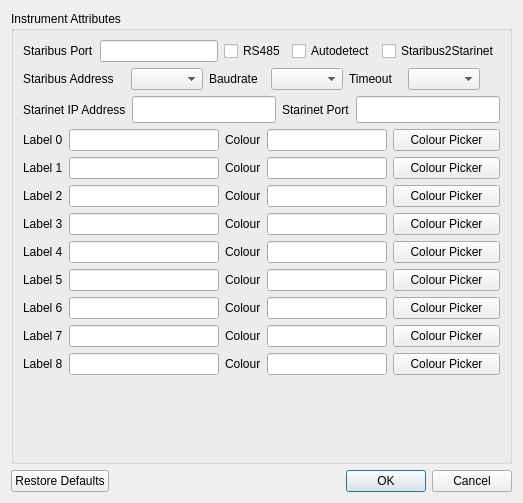
mhorn71/StarbaseMini, file ui/instrumentAttributes.ui: the form before one commit.
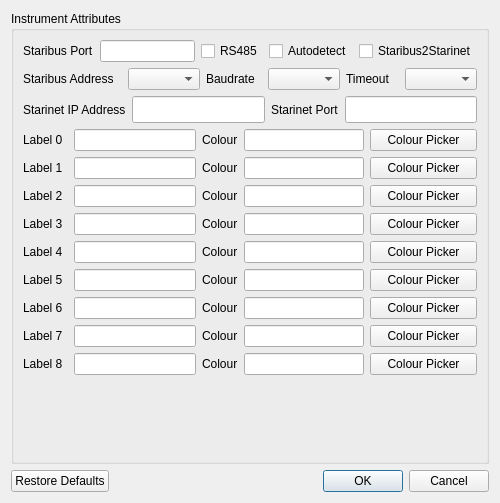
The form after the commit.

Commit message: Attempting to make instrument attributes dialog look better across platforms

Diff of the .ui file:
```diff
--- a/ui/instrumentAttributes.ui
+++ b/ui/instrumentAttributes.ui
@@ -6,7 +6,7 @@
    <rect>
     <x>0</x>
     <y>0</y>
-    <width>523</width>
+    <width>500</width>
     <height>503</height>
    </rect>
   </property>
@@ -34,23 +34,320 @@
      <property name="title">
       <string>Instrument Attributes</string>
      </property>
-     <layout class="QGridLayout" name="gridLayout_4">
-      <item row="3" column="0">
-       <spacer name="verticalSpacer_2">
-        <property name="orientation">
-         <enum>Qt::Vertical</enum>
-        </property>
-        <property name="sizeHint" stdset="0">
-         <size>
-          <width>20</width>
-          <height>40</height>
-         </size>
-        </property>
-       </spacer>
-      </item>
-      <item row="1" column="0">
        <layout class="QGridLayout" name="gridLayout">
-        <item row="0" column="0">
+      <item row="3" column="1">
+       <widget class="QLineEdit" name="Chan0LabelEdit">
+        <property name="minimumSize">
+         <size>
+          <width>120</width>
+          <height>0</height>
+         </size>
+        </property>
+        <property name="maximumSize">
+         <size>
+          <width>160</width>
+          <height>16777215</height>
+         </size>
+        </property>
+        <property name="maxLength">
+         <number>12</number>
+        </property>
+       </widget>
+      </item>
+      <item row="3" column="2">
+       <widget class="QLabel" name="label_13">
+        <property name="minimumSize">
+         <size>
+          <width>0</width>
+          <height>0</height>
+         </size>
+        </property>
+        <property name="text">
+         <string>Colour</string>
+        </property>
+       </widget>
+      </item>
+      <item row="3" column="3">
+       <widget class="QLineEdit" name="Chan0ColourLineEdit">
+        <property name="minimumSize">
+         <size>
+          <width>120</width>
+          <height>0</height>
+         </size>
+        </property>
+        <property name="maximumSize">
+         <size>
+          <width>120</width>
+          <height>16777215</height>
+         </size>
+        </property>
+        <property name="maxLength">
+         <number>7</number>
+        </property>
+       </widget>
+      </item>
+      <item row="3" column="4">
+       <widget class="QPushButton" name="PickerButton0">
+        <property name="minimumSize">
+         <size>
+          <width>107</width>
+          <height>20</height>
+         </size>
+        </property>
+        <property name="maximumSize">
+         <size>
+          <width>100</width>
+          <height>16777215</height>
+         </size>
+        </property>
+        <property name="text">
+         <string>Colour Picker</string>
+        </property>
+       </widget>
+      </item>
+      <item row="4" column="0">
+       <widget class="QLabel" name="label_5">
+        <property name="minimumSize">
+         <size>
+          <width>30</width>
+          <height>0</height>
+         </size>
+        </property>
+        <property name="maximumSize">
+         <size>
+          <width>80</width>
+          <height>16777215</height>
+         </size>
+        </property>
+        <property name="text">
+         <string>Label 1</string>
+        </property>
+       </widget>
+      </item>
+      <item row="4" column="2">
+       <widget class="QLabel" name="label_18">
+        <property name="minimumSize">
+         <size>
+          <width>0</width>
+          <height>0</height>
+         </size>
+        </property>
+        <property name="text">
+         <string>Colour</string>
+        </property>
+       </widget>
+      </item>
+      <item row="4" column="3">
+       <widget class="QLineEdit" name="Chan1ColourLineEdit">
+        <property name="minimumSize">
+         <size>
+          <width>120</width>
+          <height>0</height>
+         </size>
+        </property>
+        <property name="maximumSize">
+         <size>
+          <width>120</width>
+          <height>16777215</height>
+         </size>
+        </property>
+        <property name="maxLength">
+         <number>7</number>
+        </property>
+       </widget>
+      </item>
+      <item row="8" column="1">
+       <widget class="QLineEdit" name="Chan5LabelEdit">
+        <property name="minimumSize">
+         <size>
+          <width>120</width>
+          <height>0</height>
+         </size>
+        </property>
+        <property name="maximumSize">
+         <size>
+          <width>160</width>
+          <height>16777215</height>
+         </size>
+        </property>
+        <property name="maxLength">
+         <number>12</number>
+        </property>
+       </widget>
+      </item>
+      <item row="4" column="4">
+       <widget class="QPushButton" name="PickerButton1">
+        <property name="minimumSize">
+         <size>
+          <width>107</width>
+          <height>0</height>
+         </size>
+        </property>
+        <property name="maximumSize">
+         <size>
+          <width>100</width>
+          <height>16777215</height>
+         </size>
+        </property>
+        <property name="text">
+         <string>Colour Picker</string>
+        </property>
+       </widget>
+      </item>
+      <item row="5" column="0">
+       <widget class="QLabel" name="label_6">
+        <property name="minimumSize">
+         <size>
+          <width>30</width>
+          <height>20</height>
+         </size>
+        </property>
+        <property name="maximumSize">
+         <size>
+          <width>80</width>
+          <height>16777215</height>
+         </size>
+        </property>
+        <property name="text">
+         <string>Label 2</string>
+        </property>
+       </widget>
+      </item>
+      <item row="5" column="1">
+       <widget class="QLineEdit" name="Chan2LabelEdit">
+        <property name="minimumSize">
+         <size>
+          <width>120</width>
+          <height>20</height>
+         </size>
+        </property>
+        <property name="maximumSize">
+         <size>
+          <width>160</width>
+          <height>16777215</height>
+         </size>
+        </property>
+        <property name="maxLength">
+         <number>12</number>
+        </property>
+       </widget>
+      </item>
+      <item row="5" column="2">
+       <widget class="QLabel" name="label_19">
+        <property name="minimumSize">
+         <size>
+          <width>0</width>
+          <height>20</height>
+         </size>
+        </property>
+        <property name="text">
+         <string>Colour</string>
+        </property>
+       </widget>
+      </item>
+      <item row="5" column="3">
+       <widget class="QLineEdit" name="Chan2ColourLineEdit">
+        <property name="minimumSize">
+         <size>
+          <width>120</width>
+          <height>20</height>
+         </size>
+        </property>
+        <property name="maximumSize">
+         <size>
+          <width>120</width>
+          <height>16777215</height>
+         </size>
+        </property>
+        <property name="maxLength">
+         <number>7</number>
+        </property>
+       </widget>
+      </item>
+      <item row="5" column="4">
+       <widget class="QPushButton" name="PickerButton2">
+        <property name="minimumSize">
+         <size>
+          <width>107</width>
+          <height>0</height>
+         </size>
+        </property>
+        <property name="maximumSize">
+         <size>
+          <width>100</width>
+          <height>16777215</height>
+         </size>
+        </property>
+        <property name="text">
+         <string>Colour Picker</string>
+        </property>
+       </widget>
+      </item>
+      <item row="6" column="0">
+       <widget class="QLabel" name="label_7">
+        <property name="minimumSize">
+         <size>
+          <width>30</width>
+          <height>0</height>
+         </size>
+        </property>
+        <property name="maximumSize">
+         <size>
+          <width>80</width>
+          <height>16777215</height>
+         </size>
+        </property>
+        <property name="text">
+         <string>Label 3</string>
+        </property>
+       </widget>
+      </item>
+      <item row="6" column="1">
+       <widget class="QLineEdit" name="Chan3LabelEdit">
+        <property name="minimumSize">
+         <size>
+          <width>120</width>
+          <height>0</height>
+         </size>
+        </property>
+        <property name="maximumSize">
+         <size>
+          <width>160</width>
+          <height>16777215</height>
+         </size>
+        </property>
+        <property name="maxLength">
+         <number>12</number>
+        </property>
+       </widget>
+      </item>
+      <item row="6" column="2">
+       <widget class="QLabel" name="label_20">
+        <property name="text">
+         <string>Colour</string>
+        </property>
+       </widget>
+      </item>
+      <item row="6" column="3">
+       <widget class="QLineEdit" name="Chan3ColourLineEdit">
+        <property name="minimumSize">
+         <size>
+          <width>120</width>
+          <height>0</height>
+         </size>
+        </property>
+        <property name="maximumSize">
+         <size>
+          <width>120</width>
+          <height>16777215</height>
+         </size>
+        </property>
+        <property name="maxLength">
+         <number>7</number>
+        </property>
+       </widget>
+      </item>
+      <item row="0" column="0" colspan="5">
          <layout class="QHBoxLayout" name="horizontalLayout">
           <item>
            <widget class="QLabel" name="label_15">
@@ -85,7 +382,192 @@
           </item>
          </layout>
         </item>
-        <item row="1" column="0">
+      <item row="6" column="4">
+       <widget class="QPushButton" name="PickerButton3">
+        <property name="minimumSize">
+         <size>
+          <width>107</width>
+          <height>0</height>
+         </size>
+        </property>
+        <property name="maximumSize">
+         <size>
+          <width>100</width>
+          <height>16777215</height>
+         </size>
+        </property>
+        <property name="text">
+         <string>Colour Picker</string>
+        </property>
+       </widget>
+      </item>
+      <item row="7" column="0">
+       <widget class="QLabel" name="label_8">
+        <property name="minimumSize">
+         <size>
+          <width>30</width>
+          <height>0</height>
+         </size>
+        </property>
+        <property name="maximumSize">
+         <size>
+          <width>80</width>
+          <height>16777215</height>
+         </size>
+        </property>
+        <property name="text">
+         <string>Label 4</string>
+        </property>
+       </widget>
+      </item>
+      <item row="7" column="1">
+       <widget class="QLineEdit" name="Chan4LabelEdit">
+        <property name="minimumSize">
+         <size>
+          <width>120</width>
+          <height>0</height>
+         </size>
+        </property>
+        <property name="maximumSize">
+         <size>
+          <width>160</width>
+          <height>16777215</height>
+         </size>
+        </property>
+        <property name="maxLength">
+         <number>12</number>
+        </property>
+       </widget>
+      </item>
+      <item row="7" column="2">
+       <widget class="QLabel" name="label_21">
+        <property name="text">
+         <string>Colour</string>
+        </property>
+       </widget>
+      </item>
+      <item row="7" column="3">
+       <widget class="QLineEdit" name="Chan4ColourLineEdit">
+        <property name="minimumSize">
+         <size>
+          <width>120</width>
+          <height>0</height>
+         </size>
+        </property>
+        <property name="maximumSize">
+         <size>
+          <width>120</width>
+          <height>16777215</height>
+         </size>
+        </property>
+        <property name="maxLength">
+         <number>7</number>
+        </property>
+       </widget>
+      </item>
+      <item row="7" column="4">
+       <widget class="QPushButton" name="PickerButton4">
+        <property name="minimumSize">
+         <size>
+          <width>107</width>
+          <height>0</height>
+         </size>
+        </property>
+        <property name="maximumSize">
+         <size>
+          <width>100</width>
+          <height>16777215</height>
+         </size>
+        </property>
+        <property name="text">
+         <string>Colour Picker</string>
+        </property>
+       </widget>
+      </item>
+      <item row="8" column="0">
+       <widget class="QLabel" name="label_9">
+        <property name="minimumSize">
+         <size>
+          <width>30</width>
+          <height>0</height>
+         </size>
+        </property>
+        <property name="maximumSize">
+         <size>
+          <width>80</width>
+          <height>16777215</height>
+         </size>
+        </property>
+        <property name="text">
+         <string>Label 5</string>
+        </property>
+       </widget>
+      </item>
+      <item row="8" column="2">
+       <widget class="QLabel" name="label_22">
+        <property name="text">
+         <string>Colour</string>
+        </property>
+       </widget>
+      </item>
+      <item row="8" column="3">
+       <widget class="QLineEdit" name="Chan5ColourLineEdit">
+        <property name="minimumSize">
+         <size>
+          <width>120</width>
+          <height>0</height>
+         </size>
+        </property>
+        <property name="maximumSize">
+         <size>
+          <width>120</width>
+          <height>16777215</height>
+         </size>
+        </property>
+        <property name="maxLength">
+         <number>7</number>
+        </property>
+       </widget>
+      </item>
+      <item row="8" column="4">
+       <widget class="QPushButton" name="PickerButton5">
+        <property name="minimumSize">
+         <size>
+          <width>107</width>
+          <height>0</height>
+         </size>
+        </property>
+        <property name="maximumSize">
+         <size>
+          <width>100</width>
+          <height>16777215</height>
+         </size>
+        </property>
+        <property name="text">
+         <string>Colour Picker</string>
+        </property>
+       </widget>
+      </item>
+      <item row="9" column="0">
+       <widget class="QLabel" name="label_10">
+        <property name="minimumSize">
+         <size>
+          <width>30</width>
+          <height>0</height>
+         </size>
+        </property>
+        <property name="maximumSize">
+         <size>
+          <width>80</width>
+          <height>16777215</height>
+         </size>
+        </property>
+        <property name="text">
+         <string>Label 6</string>
+        </property>
+       </widget>
+      </item>
+      <item row="1" column="0" colspan="5">
          <layout class="QHBoxLayout" name="horizontalLayout_2">
           <item>
            <widget class="QLabel" name="label">
@@ -154,7 +636,7 @@
           </item>
          </layout>
         </item>
-        <item row="2" column="0">
+      <item row="2" column="0" colspan="5">
          <layout class="QHBoxLayout" name="horizontalLayout_3">
           <item>
            <widget class="QLabel" name="label_2">
@@ -198,18 +680,31 @@
           </item>
          </layout>
         </item>
-       </layout>
+      <item row="4" column="1">
+       <widget class="QLineEdit" name="Chan1LabelEdit">
+        <property name="minimumSize">
+         <size>
+          <width>120</width>
+          <height>0</height>
+         </size>
+        </property>
+        <property name="maximumSize">
+         <size>
+          <width>160</width>
+          <height>16777215</height>
+         </size>
+        </property>
+        <property name="maxLength">
+         <number>12</number>
+        </property>
+       </widget>
       </item>
-      <item row="2" column="0">
-       <layout class="QGridLayout" name="gridLayout_2">
-        <item row="1" column="0">
-         <layout class="QHBoxLayout" name="horizontalLayout_4">
-          <item>
+      <item row="3" column="0">
            <widget class="QLabel" name="label_4">
             <property name="minimumSize">
              <size>
-              <width>30</width>
-              <height>20</height>
+          <width>45</width>
+          <height>0</height>
              </size>
             </property>
             <property name="maximumSize">
@@ -223,8 +718,8 @@
             </property>
            </widget>
           </item>
-          <item>
-           <widget class="QLineEdit" name="Chan0LabelEdit">
+      <item row="9" column="1">
+       <widget class="QLineEdit" name="Chan6LabelEdit">
             <property name="minimumSize">
              <size>
               <width>120</width>
@@ -242,15 +737,15 @@
             </property>
            </widget>
           </item>
-          <item>
-           <widget class="QLabel" name="label_13">
+      <item row="9" column="2">
+       <widget class="QLabel" name="label_23">
             <property name="text">
              <string>Colour</string>
             </property>
            </widget>
           </item>
-          <item>
-           <widget class="QLineEdit" name="Chan0ColourLineEdit">
+      <item row="9" column="3">
+       <widget class="QLineEdit" name="Chan6ColourLineEdit">
             <property name="minimumSize">
              <size>
               <width>120</width>
@@ -268,8 +763,8 @@
             </property>
            </widget>
           </item>
-          <item>
-           <widget class="QPushButton" name="PickerButton0">
+      <item row="9" column="4">
+       <widget class="QPushButton" name="PickerButton6">
             <property name="minimumSize">
              <size>
               <width>107</width>
@@ -287,359 +782,7 @@
             </property>
            </widget>
           </item>
-         </layout>
-        </item>
-        <item row="2" column="0">
-         <layout class="QHBoxLayout" name="horizontalLayout_5">
-          <item>
-           <widget class="QLabel" name="label_5">
-            <property name="minimumSize">
-             <size>
-              <width>30</width>
-              <height>0</height>
-             </size>
-            </property>
-            <property name="maximumSize">
-             <size>
-              <width>80</width>
-              <height>16777215</height>
-             </size>
-            </property>
-            <property name="text">
-             <string>Label 1</string>
-            </property>
-           </widget>
-          </item>
-          <item>
-           <widget class="QLineEdit" name="Chan1LabelEdit">
-            <property name="minimumSize">
-             <size>
-              <width>120</width>
-              <height>0</height>
-             </size>
-            </property>
-            <property name="maximumSize">
-             <size>
-              <width>160</width>
-              <height>16777215</height>
-             </size>
-            </property>
-            <property name="maxLength">
-             <number>12</number>
-            </property>
-           </widget>
-          </item>
-          <item>
-           <widget class="QLabel" name="label_18">
-            <property name="text">
-             <string>Colour</string>
-            </property>
-           </widget>
-          </item>
-          <item>
-           <widget class="QLineEdit" name="Chan1ColourLineEdit">
-            <property name="minimumSize">
-             <size>
-              <width>120</width>
-              <height>0</height>
-             </size>
-            </property>
-            <property name="maximumSize">
-             <size>
-              <width>120</width>
-              <height>16777215</height>
-             </size>
-            </property>
-            <property name="maxLength">
-             <number>7</number>
-            </property>
-           </widget>
-          </item>
-          <item>
-           <widget class="QPushButton" name="PickerButton1">
-            <property name="minimumSize">
-             <size>
-              <width>107</width>
-              <height>0</height>
-             </size>
-            </property>
-            <property name="maximumSize">
-             <size>
-              <width>100</width>
-              <height>16777215</height>
-             </size>
-            </property>
-            <property name="text">
-             <string>Colour Picker</string>
-            </property>
-           </widget>
-          </item>
-         </layout>
-        </item>
-        <item row="9" column="0">
-         <layout class="QHBoxLayout" name="horizontalLayout_12">
-          <item>
-           <widget class="QLabel" name="label_12">
-            <property name="minimumSize">
-             <size>
-              <width>30</width>
-              <height>0</height>
-             </size>
-            </property>
-            <property name="maximumSize">
-             <size>
-              <width>80</width>
-              <height>16777215</height>
-             </size>
-            </property>
-            <property name="text">
-             <string>Label 8</string>
-            </property>
-           </widget>
-          </item>
-          <item>
-           <widget class="QLineEdit" name="Chan8LabelEdit">
-            <property name="minimumSize">
-             <size>
-              <width>120</width>
-              <height>0</height>
-             </size>
-            </property>
-            <property name="maximumSize">
-             <size>
-              <width>160</width>
-              <height>16777215</height>
-             </size>
-            </property>
-            <property name="maxLength">
-             <number>12</number>
-            </property>
-           </widget>
-          </item>
-          <item>
-           <widget class="QLabel" name="label_25">
-            <property name="text">
-             <string>Colour</string>
-            </property>
-           </widget>
-          </item>
-          <item>
-           <widget class="QLineEdit" name="Chan8ColourLineEdit">
-            <property name="minimumSize">
-             <size>
-              <width>120</width>
-              <height>0</height>
-             </size>
-            </property>
-            <property name="maximumSize">
-             <size>
-              <width>120</width>
-              <height>16777215</height>
-             </size>
-            </property>
-            <property name="maxLength">
-             <number>7</number>
-            </property>
-           </widget>
-          </item>
-          <item>
-           <widget class="QPushButton" name="PickerButton8">
-            <property name="minimumSize">
-             <size>
-              <width>107</width>
-              <height>0</height>
-             </size>
-            </property>
-            <property name="maximumSize">
-             <size>
-              <width>100</width>
-              <height>16777215</height>
-             </size>
-            </property>
-            <property name="text">
-             <string>Colour Picker</string>
-            </property>
-           </widget>
-          </item>
-         </layout>
-        </item>
-        <item row="3" column="0">
-         <layout class="QHBoxLayout" name="horizontalLayout_6">
-          <item>
-           <widget class="QLabel" name="label_6">
-            <property name="minimumSize">
-             <size>
-              <width>30</width>
-              <height>0</height>
-             </size>
-            </property>
-            <property name="maximumSize">
-             <size>
-              <width>80</width>
-              <height>16777215</height>
-             </size>
-            </property>
-            <property name="text">
-             <string>Label 2</string>
-            </property>
-           </widget>
-          </item>
-          <item>
-           <widget class="QLineEdit" name="Chan2LabelEdit">
-            <property name="minimumSize">
-             <size>
-              <width>120</width>
-              <height>0</height>
-             </size>
-            </property>
-            <property name="maximumSize">
-             <size>
-              <width>160</width>
-              <height>16777215</height>
-             </size>
-            </property>
-            <property name="maxLength">
-             <number>12</number>
-            </property>
-           </widget>
-          </item>
-          <item>
-           <widget class="QLabel" name="label_19">
-            <property name="text">
-             <string>Colour</string>
-            </property>
-           </widget>
-          </item>
-          <item>
-           <widget class="QLineEdit" name="Chan2ColourLineEdit">
-            <property name="minimumSize">
-             <size>
-              <width>120</width>
-              <height>0</height>
-             </size>
-            </property>
-            <property name="maximumSize">
-             <size>
-              <width>120</width>
-              <height>16777215</height>
-             </size>
-            </property>
-            <property name="maxLength">
-             <number>7</number>
-            </property>
-           </widget>
-          </item>
-          <item>
-           <widget class="QPushButton" name="PickerButton2">
-            <property name="minimumSize">
-             <size>
-              <width>107</width>
-              <height>0</height>
-             </size>
-            </property>
-            <property name="maximumSize">
-             <size>
-              <width>100</width>
-              <height>16777215</height>
-             </size>
-            </property>
-            <property name="text">
-             <string>Colour Picker</string>
-            </property>
-           </widget>
-          </item>
-         </layout>
-        </item>
-        <item row="4" column="0">
-         <layout class="QHBoxLayout" name="horizontalLayout_7">
-          <item>
-           <widget class="QLabel" name="label_7">
-            <property name="minimumSize">
-             <size>
-              <width>30</width>
-              <height>0</height>
-             </size>
-            </property>
-            <property name="maximumSize">
-             <size>
-              <width>80</width>
-              <height>16777215</height>
-             </size>
-            </property>
-            <property name="text">
-             <string>Label 3</string>
-            </property>
-           </widget>
-          </item>
-          <item>
-           <widget class="QLineEdit" name="Chan3LabelEdit">
-            <property name="minimumSize">
-             <size>
-              <width>120</width>
-              <height>0</height>
-             </size>
-            </property>
-            <property name="maximumSize">
-             <size>
-              <width>160</width>
-              <height>16777215</height>
-             </size>
-            </property>
-            <property name="maxLength">
-             <number>12</number>
-            </property>
-           </widget>
-          </item>
-          <item>
-           <widget class="QLabel" name="label_20">
-            <property name="text">
-             <string>Colour</string>
-            </property>
-           </widget>
-          </item>
-          <item>
-           <widget class="QLineEdit" name="Chan3ColourLineEdit">
-            <property name="minimumSize">
-             <size>
-              <width>120</width>
-              <height>0</height>
-             </size>
-            </property>
-            <property name="maximumSize">
-             <size>
-              <width>120</width>
-              <height>16777215</height>
-             </size>
-            </property>
-            <property name="maxLength">
-             <number>7</number>
-            </property>
-           </widget>
-          </item>
-          <item>
-           <widget class="QPushButton" name="PickerButton3">
-            <property name="minimumSize">
-             <size>
-              <width>107</width>
-              <height>0</height>
-             </size>
-            </property>
-            <property name="maximumSize">
-             <size>
-              <width>100</width>
-              <height>16777215</height>
-             </size>
-            </property>
-            <property name="text">
-             <string>Colour Picker</string>
-            </property>
-           </widget>
-          </item>
-         </layout>
-        </item>
-        <item row="8" column="0">
-         <layout class="QHBoxLayout" name="horizontalLayout_11">
-          <item>
+      <item row="10" column="0">
            <widget class="QLabel" name="label_11">
             <property name="minimumSize">
              <size>
@@ -658,7 +801,7 @@
             </property>
            </widget>
           </item>
-          <item>
+      <item row="10" column="1">
            <widget class="QLineEdit" name="Chan7LabelEdit">
             <property name="minimumSize">
              <size>
@@ -677,14 +820,14 @@
             </property>
            </widget>
           </item>
-          <item>
+      <item row="10" column="2">
            <widget class="QLabel" name="label_24">
             <property name="text">
              <string>Colour</string>
             </property>
            </widget>
           </item>
-          <item>
+      <item row="10" column="3">
            <widget class="QLineEdit" name="Chan7ColourLineEdit">
             <property name="minimumSize">
              <size>
@@ -703,7 +846,7 @@
             </property>
            </widget>
           </item>
-          <item>
+      <item row="10" column="4">
            <widget class="QPushButton" name="PickerButton7">
             <property name="minimumSize">
              <size>
@@ -722,12 +865,8 @@
             </property>
            </widget>
           </item>
-         </layout>
-        </item>
-        <item row="6" column="0">
-         <layout class="QHBoxLayout" name="horizontalLayout_9">
-          <item>
-           <widget class="QLabel" name="label_9">
+      <item row="11" column="0">
+       <widget class="QLabel" name="label_12">
             <property name="minimumSize">
              <size>
               <width>30</width>
@@ -741,12 +880,12 @@
              </size>
             </property>
             <property name="text">
-             <string>Label 5</string>
+         <string>Label 8</string>
             </property>
            </widget>
           </item>
-          <item>
-           <widget class="QLineEdit" name="Chan5LabelEdit">
+      <item row="11" column="1">
+       <widget class="QLineEdit" name="Chan8LabelEdit">
             <property name="minimumSize">
              <size>
               <width>120</width>
@@ -764,15 +903,15 @@
             </property>
            </widget>
           </item>
-          <item>
-           <widget class="QLabel" name="label_22">
+      <item row="11" column="2">
+       <widget class="QLabel" name="label_25">
             <property name="text">
              <string>Colour</string>
             </property>
            </widget>
           </item>
-          <item>
-           <widget class="QLineEdit" name="Chan5ColourLineEdit">
+      <item row="11" column="3">
+       <widget class="QLineEdit" name="Chan8ColourLineEdit">
             <property name="minimumSize">
              <size>
               <width>120</width>
@@ -790,8 +929,8 @@
             </property>
            </widget>
           </item>
-          <item>
-           <widget class="QPushButton" name="PickerButton5">
+      <item row="11" column="4">
+       <widget class="QPushButton" name="PickerButton8">
             <property name="minimumSize">
              <size>
               <width>107</width>
@@ -809,183 +948,18 @@
             </property>
            </widget>
           </item>
-         </layout>
-        </item>
-        <item row="5" column="0">
-         <layout class="QHBoxLayout" name="horizontalLayout_8">
-          <item>
-           <widget class="QLabel" name="label_8">
-            <property name="minimumSize">
-             <size>
-              <width>30</width>
-              <height>0</height>
-             </size>
-            </property>
-            <property name="maximumSize">
+      <item row="12" column="2">
+       <spacer name="verticalSpacer">
+        <property name="orientation">
+         <enum>Qt::Vertical</enum>
+        </property>
+        <property name="sizeHint" stdset="0">
              <size>
-              <width>80</width>
-              <height>16777215</height>
-             </size>
-            </property>
-            <property name="text">
-             <string>Label 4</string>
-            </property>
-           </widget>
-          </item>
-          <item>
-           <widget class="QLineEdit" name="Chan4LabelEdit">
-            <property name="minimumSize">
-             <size>
-              <width>120</width>
-              <height>0</height>
-             </size>
-            </property>
-            <property name="maximumSize">
-             <size>
-              <width>160</width>
-              <height>16777215</height>
-             </size>
-            </property>
-            <property name="maxLength">
-             <number>12</number>
-            </property>
-           </widget>
-          </item>
-          <item>
-           <widget class="QLabel" name="label_21">
-            <property name="text">
-             <string>Colour</string>
-            </property>
-           </widget>
-          </item>
-          <item>
-           <widget class="QLineEdit" name="Chan4ColourLineEdit">
-            <property name="minimumSize">
-             <size>
-              <width>120</width>
-              <height>0</height>
-             </size>
-            </property>
-            <property name="maximumSize">
-             <size>
-              <width>120</width>
-              <height>16777215</height>
-             </size>
-            </property>
-            <property name="maxLength">
-             <number>7</number>
-            </property>
-           </widget>
-          </item>
-          <item>
-           <widget class="QPushButton" name="PickerButton4">
-            <property name="minimumSize">
-             <size>
-              <width>107</width>
-              <height>0</height>
-             </size>
-            </property>
-            <property name="maximumSize">
-             <size>
-              <width>100</width>
-              <height>16777215</height>
-             </size>
-            </property>
-            <property name="text">
-             <string>Colour Picker</string>
-            </property>
-           </widget>
-          </item>
-         </layout>
-        </item>
-        <item row="7" column="0">
-         <layout class="QHBoxLayout" name="horizontalLayout_10">
-          <item>
-           <widget class="QLabel" name="label_10">
-            <property name="minimumSize">
-             <size>
-              <width>30</width>
-              <height>0</height>
-             </size>
-            </property>
-            <property name="maximumSize">
-             <size>
-              <width>80</width>
-              <height>16777215</height>
-             </size>
-            </property>
-            <property name="text">
-             <string>Label 6</string>
-            </property>
-           </widget>
-          </item>
-          <item>
-           <widget class="QLineEdit" name="Chan6LabelEdit">
-            <property name="minimumSize">
-             <size>
-              <width>120</width>
-              <height>0</height>
-             </size>
-            </property>
-            <property name="maximumSize">
-             <size>
-              <width>160</width>
-              <height>16777215</height>
-             </size>
-            </property>
-            <property name="maxLength">
-             <number>12</number>
-            </property>
-           </widget>
-          </item>
-          <item>
-           <widget class="QLabel" name="label_23">
-            <property name="text">
-             <string>Colour</string>
-            </property>
-           </widget>
-          </item>
-          <item>
-           <widget class="QLineEdit" name="Chan6ColourLineEdit">
-            <property name="minimumSize">
-             <size>
-              <width>120</width>
-              <height>0</height>
-             </size>
-            </property>
-            <property name="maximumSize">
-             <size>
-              <width>120</width>
-              <height>16777215</height>
-             </size>
-            </property>
-            <property name="maxLength">
-             <number>7</number>
-            </property>
-           </widget>
-          </item>
-          <item>
-           <widget class="QPushButton" name="PickerButton6">
-            <property name="minimumSize">
-             <size>
-              <width>107</width>
-              <height>0</height>
-             </size>
-            </property>
-            <property name="maximumSize">
-             <size>
-              <width>100</width>
-              <height>16777215</height>
-             </size>
-            </property>
-            <property name="text">
-             <string>Colour Picker</string>
-            </property>
-           </widget>
-          </item>
-         </layout>
-        </item>
-       </layout>
+          <width>20</width>
+          <height>40</height>
+         </size>
+        </property>
+       </spacer>
       </item>
      </layout>
     </widget>
```
Lines whose indentation alone changed are shown as unchanged. The commit also changes 1 other file.
